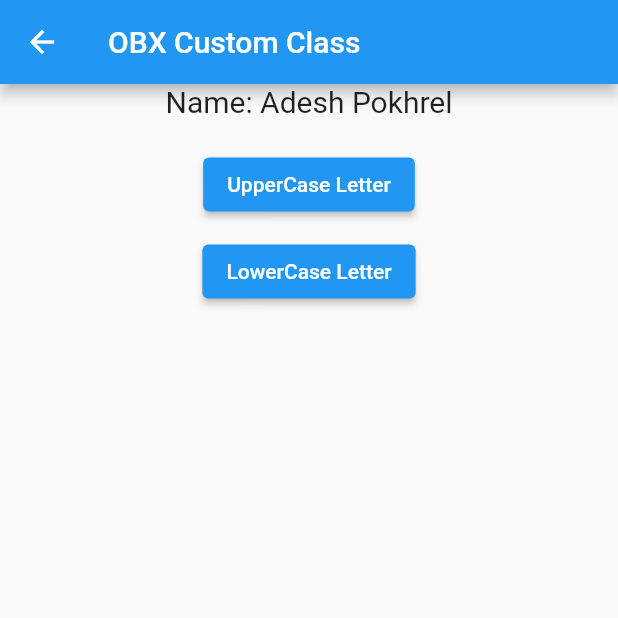
After one commit to adeshpokhrel15/Getx-Flutter, a Flutter app: the OBXCustomClass screen opened directly, on a phone screen of 412 x 824 dp, the top half of it. The commit adds this screen. Run offline on Flutter 3.47's test engine with Material 2 defaults, Android fonts, the phone set to English and light mode, and no system bars; our stand-ins replace get.

Commit message:
OBX Custom Class

```diff
--- /dev/null
+++ b/lib/State Management/OBXCustomClass.dart
@@ -0,0 +1,41 @@
+import 'package:flutter/material.dart';
+import 'package:get/get.dart';
+import 'package:getstamngment/State%20Management/Student.dart';
+
+class OBXCustomClass extends StatelessWidget {
+  var student = Student();
+
+  @override
+  Widget build(BuildContext context) {
+    return Scaffold(
+        appBar: AppBar(
+          title: const Text('OBX Custom Class'),
+        ),
+        body: Center(
+          child: Column(
+            children: [
+              Obx(() => Text(
+                    'Name: ${student.name.value}',
+                    style: const TextStyle(fontSize: 20),
+                  )),
+              const SizedBox(
+                height: 20,
+              ),
+              ElevatedButton(
+                  onPressed: () {
+                    student.name.value = student.name.value.toUpperCase();
+                  },
+                  child: const Text('UpperCase Letter')),
+              const SizedBox(
+                height: 10,
+              ),
+              ElevatedButton(
+                  onPressed: () {
+                    student.name.value = student.name.value.toLowerCase();
+                  },
+                  child: const Text('LowerCase Letter'))
+            ],
+          ),
+        ));
+  }
+}
--- /dev/null
+++ b/lib/State Management/Student.dart
@@ -0,0 +1,6 @@
+import 'package:get/get.dart';
+
+class Student {
+  var name = "Adesh Pokhrel".obs;
+  var age = 22.obs;
+}
--- a/lib/main.dart
+++ b/lib/main.dart
@@ -1,6 +1,6 @@
 import 'package:flutter/material.dart';
 import 'package:get/get.dart';
-import 'package:getstamngment/State%20Management/StateManagementReactive.dart';
+import 'package:getstamngment/State%20Management/Reactive.dart';
 
 void main() {
   runApp(const MyApp());
```
Also changed, not shown: lib/State Management/Reactive.dart (renamed from lib/State Management/StateManagementReactive.dart).
